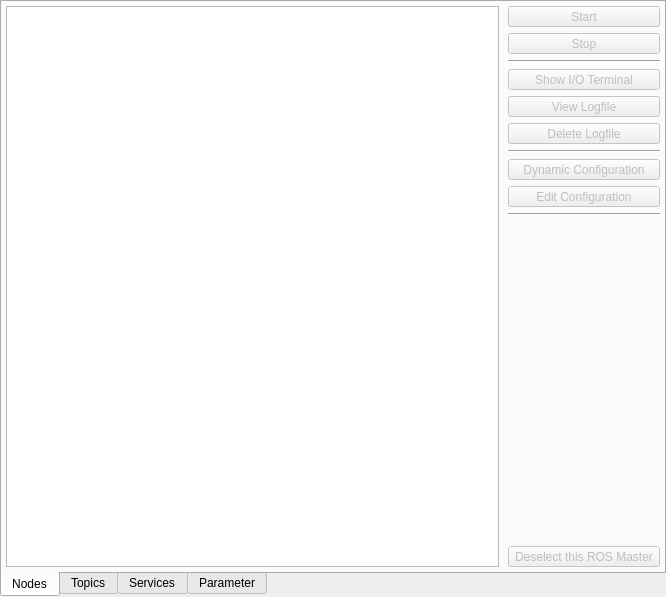
First picture: the form in multi_master_fkie/node_manager_fkie/src/node_manager_fkie/MasterTab.ui, repository fkie/multimaster_fkie, before the edit.
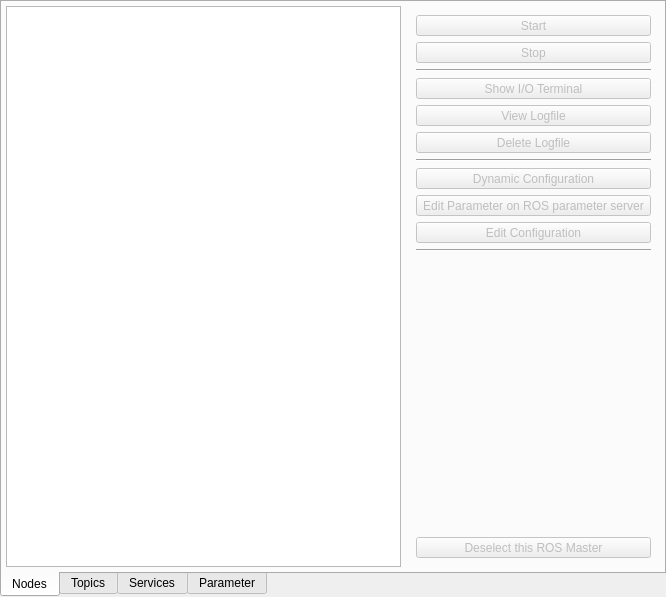
Second picture: the form after the edit. Icons and pictures are not drawn.

```diff
--- a/multi_master_fkie/node_manager_fkie/src/node_manager_fkie/MasterTab.ui
+++ b/multi_master_fkie/node_manager_fkie/src/node_manager_fkie/MasterTab.ui
@@ -73,19 +73,7 @@
            <verstretch>0</verstretch>
           </sizepolicy>
          </property>
-         <layout class="QVBoxLayout" name="verticalLayout_6">
-          <property name="leftMargin">
-           <number>3</number>
-          </property>
-          <property name="topMargin">
-           <number>0</number>
-          </property>
-          <property name="rightMargin">
-           <number>0</number>
-          </property>
-          <property name="bottomMargin">
-           <number>0</number>
-          </property>
+         <layout class="QVBoxLayout" name="verticalLayout_4">
           <item>
            <widget class="QToolButton" name="startButton">
             <property name="enabled">
@@ -297,6 +285,35 @@
             </property>
            </widget>
           </item>
+          <item>
+           <widget class="QToolButton" name="editRosParamButton">
+            <property name="enabled">
+             <bool>false</bool>
+            </property>
+            <property name="sizePolicy">
+             <sizepolicy hsizetype="Minimum" vsizetype="Fixed">
+              <horstretch>0</horstretch>
+              <verstretch>0</verstretch>
+             </sizepolicy>
+            </property>
+            <property name="toolTip">
+             <string>Edit configuration of selected service</string>
+            </property>
+            <property name="text">
+             <string>Edit Parameter on ROS parameter server</string>
+            </property>
+            <property name="icon">
+             <iconset resource="GUI.qrc">
+              <normaloff>:/icons/default_cfg_edit.png</normaloff>:/icons/default_cfg_edit.png</iconset>
+            </property>
+            <property name="iconSize">
+             <size>
+              <width>32</width>
+              <height>32</height>
+             </size>
+            </property>
+           </widget>
+          </item>
           <item>
            <widget class="QToolButton" name="editConfigButton">
             <property name="enabled">
```
